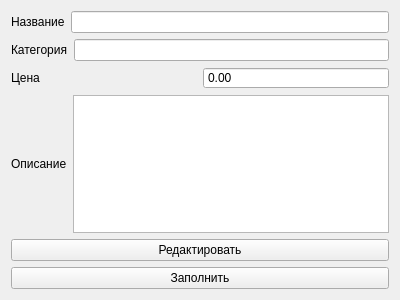
This is AWS/productform.ui in 9t0z1k/TSP-AWS as Qt 5 draws it before an edit. The edited form follows.
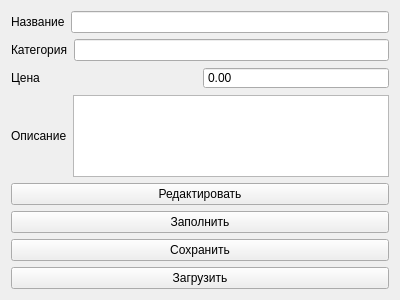
This is the edited form.

The edit to the form file:
```diff
--- a/AWS/productform.ui
+++ b/AWS/productform.ui
@@ -127,6 +127,20 @@
      </property>
     </widget>
    </item>
+   <item>
+    <widget class="QPushButton" name="save">
+     <property name="text">
+      <string>Сохранить</string>
+     </property>
+    </widget>
+   </item>
+   <item>
+    <widget class="QPushButton" name="load">
+     <property name="text">
+      <string>Загрузить</string>
+     </property>
+    </widget>
+   </item>
   </layout>
  </widget>
  <resources/>
```
